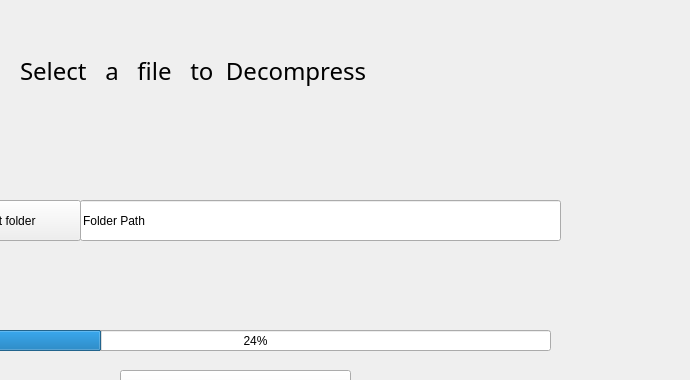
ranaahmed786/Compresso, file Compresso/mainwindow.ui: the form before one commit; both pictures show x 210 to 900 and y 0 to 380 of the 900 by 600 pixel window.
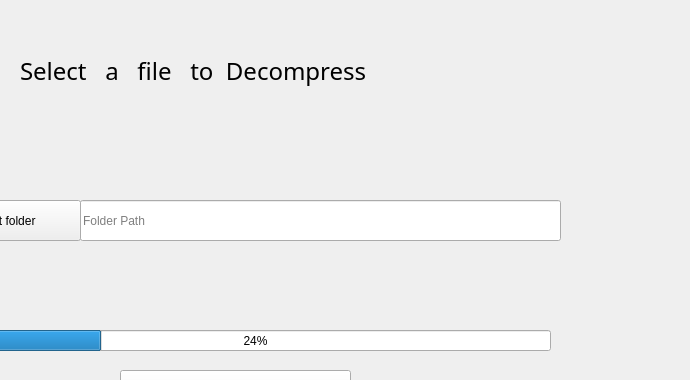
The form after the commit. The open tabs and pages were chosen to show the change. Icons and pictures are not drawn.

Commit message: fixed UI bugs in the application no more bug identified till now all clean

```diff
--- a/Compresso/mainwindow.ui
+++ b/Compresso/mainwindow.ui
@@ -755,13 +755,13 @@
        </rect>
       </property>
       <property name="text">
-       <string>Folder Path</string>
+       <string/>
       </property>
       <property name="readOnly">
        <bool>true</bool>
       </property>
       <property name="placeholderText">
-       <string>File Path</string>
+       <string>Folder Path</string>
       </property>
      </widget>
      <widget class="QPushButton" name="folderBtn_2">
```
The commit also changes 4 other files.
